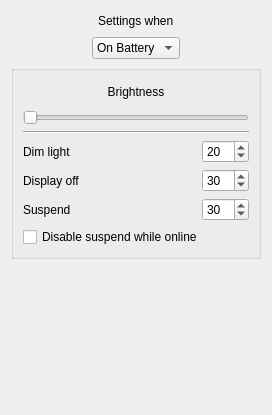
Qt form src/settings/light-and-power/lightsettingsbase.ui (openmoko/qtopia) before a commit.
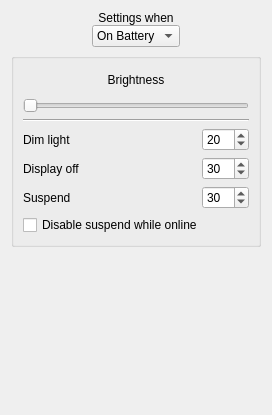
The same form after that commit. Custom widgets are drawn as their Qt base class.

```diff
--- a/src/settings/light-and-power/lightsettingsbase.ui
+++ b/src/settings/light-and-power/lightsettingsbase.ui
@@ -22,53 +22,31 @@
        </property>
        <property name="sizeHint" >
         <size>
-         <width>1</width>
-         <height>20</height>
+         <width>38</width>
+         <height>17</height>
         </size>
        </property>
       </spacer>
      </item>
+     <item>
+      <layout class="QVBoxLayout" >
+       <property name="spacing" >
+        <number>0</number>
+       </property>
      <item>
       <widget class="QLabel" name="label" >
        <property name="text" >
         <string>Settings when</string>
        </property>
+         <property name="alignment" >
+          <set>Qt::AlignCenter</set>
+         </property>
        <property name="buddy" >
         <cstring>powerSource</cstring>
        </property>
       </widget>
      </item>
      <item>
-      <spacer>
-       <property name="orientation" >
-        <enum>Qt::Horizontal</enum>
-       </property>
-       <property name="sizeHint" >
-        <size>
-         <width>1</width>
-         <height>20</height>
-        </size>
-       </property>
-      </spacer>
-     </item>
-    </layout>
-   </item>
-   <item>
-    <layout class="QHBoxLayout" >
-     <item>
-      <spacer>
-       <property name="orientation" >
-        <enum>Qt::Horizontal</enum>
-       </property>
-       <property name="sizeHint" >
-        <size>
-         <width>1</width>
-         <height>20</height>
-        </size>
-       </property>
-      </spacer>
-     </item>
-     <item>
       <widget class="QComboBox" name="powerSource" >
        <item>
         <property name="text" >
@@ -82,6 +60,8 @@
        </item>
       </widget>
      </item>
+      </layout>
+     </item>
      <item>
       <spacer>
        <property name="orientation" >
@@ -89,8 +69,8 @@
        </property>
        <property name="sizeHint" >
         <size>
-         <width>1</width>
-         <height>20</height>
+         <width>48</width>
+         <height>17</height>
         </size>
        </property>
       </spacer>
```
Lines whose indentation alone changed are shown as unchanged.
